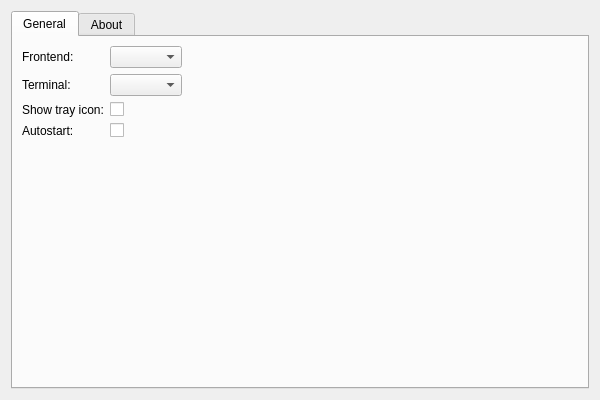
Above: src/lib/settings/settingswindow.ui from albertlauncher/albert before the change. Below: the same form after it.
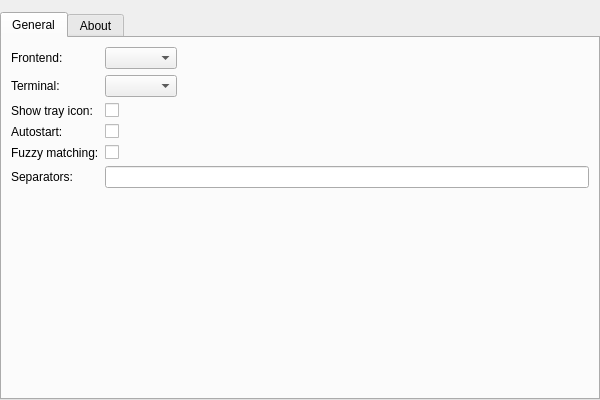
That is the form after the change. The open tabs and pages were chosen to show the change. Icons and pictures are not drawn.

The edit to the form file:
```diff
--- a/src/lib/settings/settingswindow.ui
+++ b/src/lib/settings/settingswindow.ui
@@ -20,6 +20,18 @@
    <string>Settings</string>
   </property>
   <layout class="QGridLayout" name="gridLayout">
+   <property name="leftMargin">
+    <number>0</number>
+   </property>
+   <property name="topMargin">
+    <number>12</number>
+   </property>
+   <property name="rightMargin">
+    <number>0</number>
+   </property>
+   <property name="bottomMargin">
+    <number>0</number>
+   </property>
    <item row="0" column="0">
     <widget class="QTabWidget" name="tabs">
      <property name="currentIndex">
@@ -99,6 +111,36 @@
          <item row="3" column="1">
           <widget class="QCheckBox" name="checkBox_autostart"/>
          </item>
+         <item row="4" column="0">
+          <widget class="QLabel" name="label_fuzzy">
+           <property name="text">
+            <string>Fuzzy matching:</string>
+           </property>
+           <property name="buddy">
+            <cstring>checkBox_fuzzy</cstring>
+           </property>
+          </widget>
+         </item>
+         <item row="5" column="0">
+          <widget class="QLabel" name="label_separators">
+           <property name="text">
+            <string>Separators:</string>
+           </property>
+           <property name="buddy">
+            <cstring>lineEdit_separators</cstring>
+           </property>
+          </widget>
+         </item>
+         <item row="4" column="1">
+          <widget class="QCheckBox" name="checkBox_fuzzy">
+           <property name="text">
+            <string/>
+           </property>
+          </widget>
+         </item>
+         <item row="5" column="1">
+          <widget class="QLineEdit" name="lineEdit_separators"/>
+         </item>
         </layout>
        </item>
       </layout>
```
Left out of the diff: 18 changed lines with no effect on the pictures.
